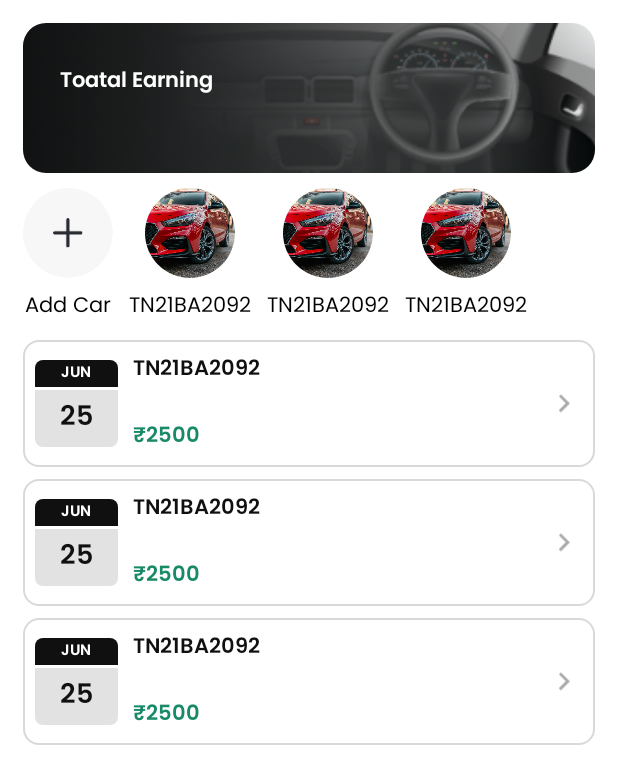
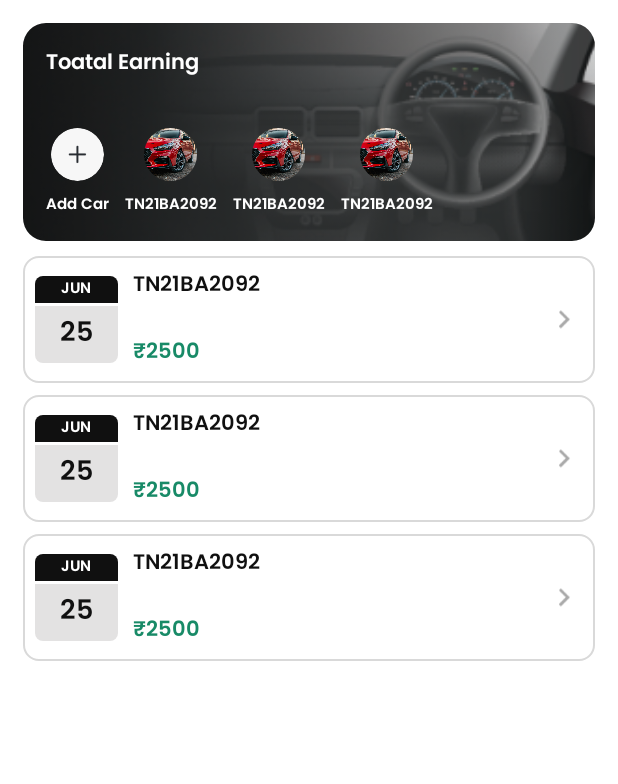
Before and after one commit to sivaneshkkf/Taxi-Bill, an Android app: the layout fragment_home_.xml on its own in the app's theme, with its tools: preview values and no code run, on a phone screen of 412 x 824 dp. Shown: the top 784 px of the screen. Run offline under Robolectric (Android 15) with nearby library versions, the phone set to English and light mode, and no system bars.

Commit message:
Siva Commit offic(27-12-2023 18:11)

```diff
--- a/app/src/main/java/com/example/taxibill/Fragment/Add_Fragment.java
+++ b/app/src/main/java/com/example/taxibill/Fragment/Add_Fragment.java
@@ -351,7 +351,6 @@
                     }
                 },year1,month1,date1);
 
-                datePickerDialog.getDatePicker().setMinDate(System.currentTimeMillis() - 1000);
                 datePickerDialog.show();
             }
         });
--- a/app/src/main/res/layout/fragment_home_.xml
+++ b/app/src/main/res/layout/fragment_home_.xml
@@ -15,7 +15,7 @@
 
         <com.google.android.material.imageview.ShapeableImageView
             android:layout_width="match_parent"
-            android:layout_height="100dp"
+            android:layout_height="match_parent"
             android:src="@drawable/stearing1"
             android:scaleType="centerCrop"
             app:shapeAppearanceOverlay="@style/roundedCornersImageView15"/>
@@ -23,7 +23,7 @@
         <LinearLayout
             android:layout_width="match_parent"
             android:layout_height="wrap_content"
-            android:layout_margin="10dp"
+            android:padding="15dp"
             android:layout_gravity="center"
             android:orientation="horizontal">
 
@@ -38,7 +38,6 @@
                     android:layout_width="match_parent"
                     android:layout_height="wrap_content"
                     android:layout_gravity="center"
-                    android:layout_marginLeft="10dp"
                     android:fontFamily="@font/poppins_semibold"
                     android:text="Toatal Earning"
                     android:textColor="@color/white"
@@ -50,22 +49,15 @@
                     android:layout_width="match_parent"
                     android:layout_height="wrap_content"
                     android:layout_gravity="center"
-                    android:layout_marginLeft="10dp"
                     android:fontFamily="@font/poppins_semibold"
                     android:textColor="@color/white"
                     android:textSize="12sp"
                     android:textStyle="bold" />
 
-            </LinearLayout>
-
-        </LinearLayout>
-    </FrameLayout>
-
                 <LinearLayout
                     android:layout_width="match_parent"
                     android:layout_height="wrap_content"
                     android:layout_marginTop="10dp"
-        android:layout_marginHorizontal="15dp"
                     android:orientation="horizontal">
 
                     <LinearLayout
@@ -76,19 +68,19 @@
                         android:orientation="vertical">
                         <de.hdodenhof.circleimageview.CircleImageView
                             android:id="@+id/img"
-                android:layout_width="60dp"
+                            android:layout_width="35dp"
                             android:layout_gravity="center"
-                android:layout_height="60dp"
+                            android:layout_height="35dp"
                             android:src="@drawable/icon_add_img">
                         </de.hdodenhof.circleimageview.CircleImageView>
                         <TextView
                             android:layout_width="wrap_content"
                             android:layout_height="wrap_content"
-                android:textColor="@color/black"
-                android:textSize="14sp"
+                            android:textColor="@color/white"
+                            android:textSize="10sp"
                             android:text="Add Car"
                             android:layout_gravity="center"
-                android:fontFamily="@font/poppins_regular"
+                            android:fontFamily="@font/poppins_semibold"
                             android:layout_marginTop="7dp"/>
 
                     </LinearLayout>
@@ -101,6 +93,11 @@
                         app:layoutManager="androidx.recyclerview.widget.LinearLayoutManager"
                         tools:listitem="@layout/recycler_add_car"/>
                 </LinearLayout>
+
+            </LinearLayout>
+
+        </LinearLayout>
+    </FrameLayout>
 
     <LinearLayout
         android:layout_width="match_parent"
--- a/app/src/main/res/layout/recycler_add_car.xml
+++ b/app/src/main/res/layout/recycler_add_car.xml
@@ -4,13 +4,12 @@
     android:layout_width="wrap_content"
     android:layout_height="wrap_content"
     android:layout_marginHorizontal="5dp"
-    android:id="@+id/lin"
-    android:background="@color/white">
+    android:id="@+id/lin">
     <de.hdodenhof.circleimageview.CircleImageView
         android:id="@+id/img"
-        android:layout_width="60dp"
+        android:layout_width="35dp"
         android:layout_gravity="center"
-        android:layout_height="60dp"
+        android:layout_height="35dp"
         android:src="@drawable/car">
     </de.hdodenhof.circleimageview.CircleImageView>
 
@@ -18,10 +17,10 @@
         android:id="@+id/txt"
         android:layout_width="wrap_content"
         android:layout_height="wrap_content"
-        android:textColor="@color/black"
-        android:textSize="14sp"
+        android:textColor="@color/white"
+        android:textSize="10sp"
         android:text="TN21BA2092"
         android:layout_gravity="center"
-        android:fontFamily="@font/poppins_regular"
+        android:fontFamily="@font/poppins_semibold"
         android:layout_marginTop="7dp"/>
 </LinearLayout>
```
Lines whose indentation alone changed are shown as unchanged.
